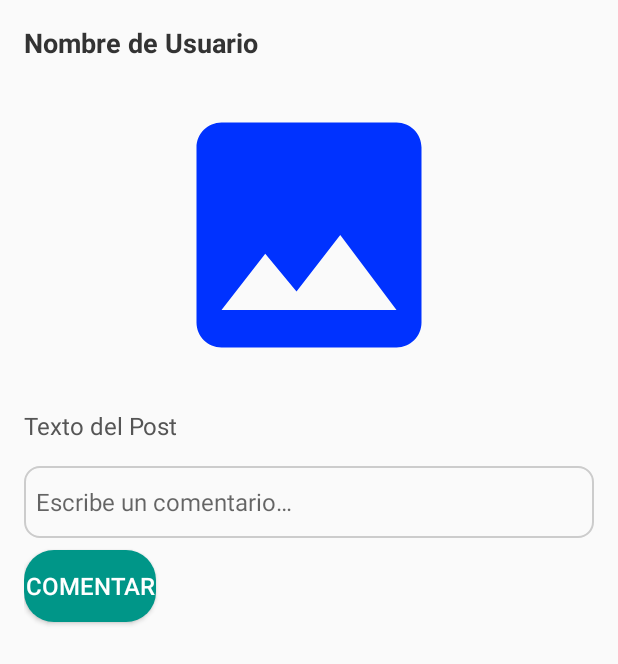
After one commit to 2plotechnologies/2plomessenger, an Android app: the DetallePostActivity screen opened directly, with no data from a screen before it, on a phone screen of 412 x 824 dp. The commit adds this screen. Shown: the top 664 px of the screen. Run offline under Robolectric (Android 15) with nearby library versions, the phone set to English and light mode, and no system bars; our stand-ins replace Firebase (no records; nobody signed in at launch, a user with empty details on screens opened directly), Picasso; pictures from the network do not load.

Commit message:
Creacion de detalle post, comentarios en posts

```diff
--- /dev/null
+++ b/app/src/main/java/com/twoploapps/a2plomessenger/DetallePostActivity.java
@@ -0,0 +1,148 @@
+package com.twoploapps.a2plomessenger;
+
+import androidx.annotation.NonNull;
+import androidx.appcompat.app.AppCompatActivity;
+import androidx.recyclerview.widget.LinearLayoutManager;
+import androidx.recyclerview.widget.RecyclerView;
+
+import android.os.Bundle;
+import android.text.TextUtils;
+import android.view.View;
+import android.widget.Button;
+import android.widget.EditText;
+import android.widget.ImageView;
+import android.widget.TextView;
+import android.widget.Toast;
+
+import com.google.android.gms.tasks.OnCompleteListener;
+import com.google.android.gms.tasks.Task;
+import com.google.firebase.auth.FirebaseAuth;
+import com.google.firebase.database.DataSnapshot;
+import com.google.firebase.database.DatabaseError;
+import com.google.firebase.database.DatabaseReference;
+import com.google.firebase.database.FirebaseDatabase;
+import com.google.firebase.database.ValueEventListener;
+import com.squareup.picasso.Picasso;
+
+import java.util.ArrayList;
+import java.util.Collections;
+
+public class DetallePostActivity extends AppCompatActivity {
+    DatabaseReference rootref;
+    FirebaseAuth mAuth;
+    String CurrentUserId;
+    ImageView postimg;
+    TextView posttext, usernametxt;
+    EditText txtcomentar;
+    Button btnpublicarcomentario;
+    ArrayList<Comentarios> comentariosArrayList;
+    ComentariosAdapter adapter;
+    LinearLayoutManager lm;
+    String username;
+    @Override
+    protected void onCreate(Bundle savedInstanceState) {
+        super.onCreate(savedInstanceState);
+        setContentView(R.layout.activity_detalle_post);
+        rootref = FirebaseDatabase.getInstance().getReference();
+        mAuth = FirebaseAuth.getInstance();
+        CurrentUserId = mAuth.getCurrentUser().getUid();
+        postimg = findViewById(R.id.imageViewPostImage);
+        posttext = findViewById(R.id.textViewPostText);
+        usernametxt = findViewById(R.id.textViewUserName);
+        txtcomentar = findViewById(R.id.editTextComment);
+        btnpublicarcomentario = findViewById(R.id.buttonComment);
+        RecyclerView comentariosrecukler = findViewById(R.id.recyclerViewComments);
+        String postid = getIntent().getStringExtra("post_id");
+        comentariosArrayList = new ArrayList<>();
+        lm = new LinearLayoutManager(this);
+        comentariosrecukler.setLayoutManager(lm);
+        adapter = new ComentariosAdapter(comentariosArrayList);
+        comentariosrecukler.setAdapter(adapter);
+        loadData(postid);
+        getUsername();
+        rootref.child("Comentarios").child(postid).addValueEventListener(new ValueEventListener() {
+            @Override
+            public void onDataChange(@NonNull DataSnapshot snapshot) {
+                if(snapshot.exists()){
+                    comentariosArrayList.clear();
+                    for(DataSnapshot dataSnapshot : snapshot.getChildren()){
+                        Comentarios comentarios = dataSnapshot.getValue(Comentarios.class);
+                        comentariosArrayList.add(comentarios);
+                    }
+                    Collections.reverse(comentariosArrayList);
+                    adapter.notifyDataSetChanged();
+                }
+            }
+            @Override
+            public void onCancelled(@NonNull DatabaseError error) {}});
+        btnpublicarcomentario.setOnClickListener(new View.OnClickListener() {
+            @Override
+            public void onClick(View view) {
+                String contenido = txtcomentar.getText().toString();
+                if(TextUtils.isEmpty(contenido)){
+                    Toast.makeText(DetallePostActivity.this, R.string.escribe_algo, Toast.LENGTH_SHORT).show();;
+                }else{
+                    String comentarioid = rootref.child("Comentarios").push().getKey();
+                    Comentarios comentario = new Comentarios();
+                    comentario.setNombre_usuario(username);
+                    comentario.setComentario(contenido);
+                    comentario.setId_usuario(CurrentUserId);
+                    comentario.setId_del_post(postid);
+                    comentario.setId_comentario(comentarioid);
+                    rootref.child("Comentarios").child(postid).child(comentarioid).setValue(comentario)
+                            .addOnCompleteListener(new OnCompleteListener<Void>() {
+                                @Override
+                                public void onComplete(@NonNull Task<Void> task) {
+                                    if(task.isSuccessful()){
+                                        txtcomentar.setText("");
+                                        Toast.makeText(DetallePostActivity.this, R.string.seagrego, Toast.LENGTH_SHORT).show();
+                                    }else{
+                                        txtcomentar.setText("");
+                                        Toast.makeText(DetallePostActivity.this, "Error: "+task.getException().getMessage(),
+                                                Toast.LENGTH_SHORT).show();
+                                    }
+                                }
+                            });
+                }
+            }
+        });
+    }
+
+    private void getUsername() {
+        rootref.child("Usuarios").child(CurrentUserId).addValueEventListener(new ValueEventListener() {
+            @Override
+            public void onDataChange(@NonNull DataSnapshot snapshot) {
+                if(snapshot.exists()){
+                    username = snapshot.child("nombre").getValue(String.class);
+                }
+            }
+            @Override
+            public void onCancelled(@NonNull DatabaseError error) {}});
+    }
+    private void loadData(String postid) {
+        rootref.child("Posts").child(postid).addValueEventListener(new ValueEventListener() {
+            @Override
+            public void onDataChange(@NonNull DataSnapshot snapshot) {
+                if(snapshot.exists()){
+                    String username = snapshot.child("nomuser").getValue(String.class);
+                    usernametxt.setText(username);
+                    if(snapshot.hasChild("imagen")&&snapshot.hasChild("texto")){
+                        String imgurl = snapshot.child("imagen").getValue(String.class);
+                        Picasso.get().load(imgurl).into(postimg);
+                        String postText = snapshot.child("texto").getValue(String.class);
+                        posttext.setText(postText);
+                    } else if (!snapshot.hasChild("imagen")&&snapshot.hasChild("texto")) {
+                        postimg.setVisibility(View.GONE);
+                        String postText = snapshot.child("texto").getValue(String.class);
+                        posttext.setText(postText);
+                    }else if(snapshot.hasChild("imagen")&&!snapshot.hasChild("texto")){
+                        String imgurl = snapshot.child("imagen").getValue(String.class);
+                        Picasso.get().load(imgurl).into(postimg);
+                        posttext.setVisibility(View.GONE);
+                    }
+                }
+            }
+            @Override
+            public void onCancelled(@NonNull DatabaseError error) {}});
+    }
+}
--- /dev/null
+++ b/app/src/main/res/layout/activity_detalle_post.xml
@@ -0,0 +1,78 @@
+<?xml version="1.0" encoding="utf-8"?>
+<ScrollView xmlns:android="http://schemas.android.com/apk/res/android"
+    xmlns:app="http://schemas.android.com/apk/res-auto"
+    xmlns:tools="http://schemas.android.com/tools"
+    android:layout_width="match_parent"
+    android:layout_height="match_parent"
+    tools:context=".DetallePostActivity">
+    <LinearLayout
+        android:layout_width="match_parent"
+        android:layout_height="wrap_content"
+        android:orientation="vertical"
+        android:padding="16dp">
+
+        <!-- Nombre del usuario -->
+        <TextView
+            android:id="@+id/textViewUserName"
+            android:layout_width="match_parent"
+            android:layout_height="wrap_content"
+            android:text="Nombre de Usuario"
+            android:textSize="18sp"
+            android:textColor="#333333"
+            android:textStyle="bold" />
+
+        <!-- Imagen -->
+        <ImageView
+            android:id="@+id/imageViewPostImage"
+            android:layout_width="match_parent"
+            android:layout_height="200dp"
+            android:src="@drawable/baseline_image_24"
+            android:adjustViewBounds="true"
+            android:layout_marginTop="16dp"
+            android:layout_marginBottom="16dp" />
+
+        <!-- Texto debajo de la imagen -->
+        <TextView
+            android:id="@+id/textViewPostText"
+            android:layout_width="match_parent"
+            android:layout_height="wrap_content"
+            android:text="Texto del Post"
+            android:textSize="16sp"
+            android:textColor="#555555" />
+
+        <!-- Sección de comentarios -->
+        <LinearLayout
+            android:layout_width="match_parent"
+            android:layout_height="wrap_content"
+            android:orientation="vertical"
+            android:layout_marginTop="16dp">
+
+            <!-- EditText para comentarios -->
+            <EditText
+                android:id="@+id/editTextComment"
+                android:layout_width="match_parent"
+                android:layout_height="48dp"
+                android:hint="@string/escribe_un_comentario"
+                android:textSize="16sp"
+                android:background="@drawable/edittext_background"
+                android:padding="8dp" />
+
+            <!-- Botón para comentar -->
+            <Button
+                android:id="@+id/buttonComment"
+                android:layout_width="wrap_content"
+                android:layout_height="wrap_content"
+                android:text="@string/comentar"
+                android:textSize="16sp"
+                android:textColor="#FFFFFF"
+                android:background="@drawable/boton_redondo"
+                android:layout_marginTop="8dp" />
+            <!-- RecyclerView para los comentarios -->
+            <androidx.recyclerview.widget.RecyclerView
+                android:id="@+id/recyclerViewComments"
+                android:layout_width="match_parent"
+                android:layout_height="wrap_content"
+                android:layout_marginTop="16dp" />
+        </LinearLayout>
+    </LinearLayout>
+</ScrollView>
--- a/app/src/main/res/values/strings.xml
+++ b/app/src/main/res/values/strings.xml
@@ -10,7 +10,7 @@
     <string name="compartir">Compartir</string>
     <string name="cerrar_sesion">Cerrar sesion</string>
     <string name="app_desarrollada_por_isaias_guzm_n_2plo_apps">App desarrollada por Isaias Guzmán - 2Plo Apps</string>
-    <string name="version_app">Version 1.3.1</string>
+    <string name="version_app">Version 1.3.2</string>
     <string name="volver">Volver</string>
     <string name="buscador">Buscar usuarios</string>
     <string name="chats">chats</string>
@@ -179,4 +179,8 @@ Descárgala aquí: https://play.google.com/store/apps/details?id=com.twoploapps.
     <string name="no_tienes_conexi_n">No tienes conexión</string>
     <string name="necesitas_tener_conexi_n_a_internet_para_usar_2plo_messenger">Necesitas tener conexión a internet para usar 2Plo Messenger</string>
     <string name="reintentar">Reintentar</string>
+    <string name="escribe_un_comentario">Escribe un comentario…</string>
+    <string name="comentar">Comentar</string>
+    <string name="comentarioeliminado">Comentario eliminado</string>
+    <string name="seagrego">Se agrego su comentario</string>
 </resources>
```
Also changed, not shown: app/src/main/AndroidManifest.xml (+10 -5 lines), app/src/main/java/com/twoploapps/a2plomessenger/Comentarios.java (added, +61 -0 lines), app/src/main/java/com/twoploapps/a2plomessenger/ComentariosAdapter.java (added, +88 -0 lines), app/src/main/java/com/twoploapps/a2plomessenger/MiperfilActivity.java (+8 -1 lines), app/src/main/java/com/twoploapps/a2plomessenger/PostsAdapter.java (+10 -2 lines), app/src/main/java/com/twoploapps/a2plomessenger/SetupActivity2.java (+7 -1 lines), app/src/main/res/layout/comentario_layout.xml (added, +20 -0 lines), 5 other files.
